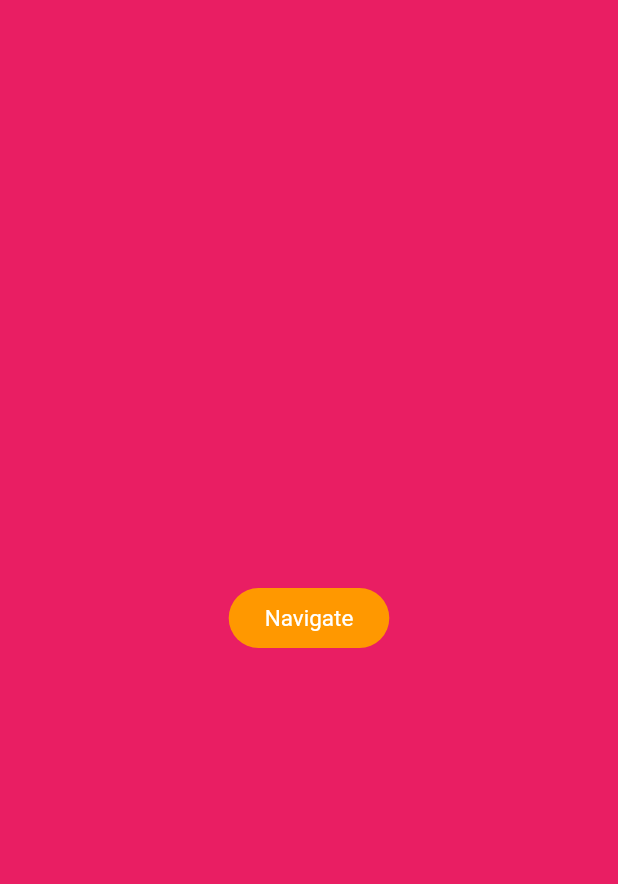
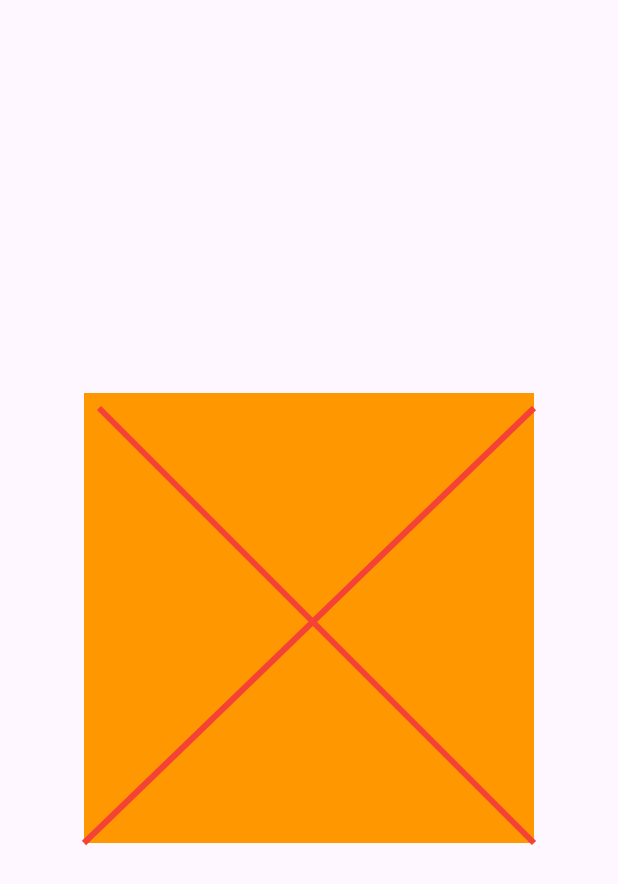
Before and after one commit to cecyours/student_flutter_practice, a Flutter app: the screen it shows after launch, on a phone screen of 412 x 824 dp. Shown: the top 884 px of the screen. Run offline on Flutter 3.47's test engine with Material 3 defaults, Android fonts, the phone set to English and light mode, and no system bars; our stand-ins replace cloud_firestore, dio, firebase_core, firebase_database, flutter_redux, hive_flutter and 4 more; missing offline and left inert: dart:ffi; accounts and stored records are empty.

Commit message:
first commit

```diff
--- a/lib/animation/animated_padding.dart
+++ b/lib/animation/animated_padding.dart
@@ -50,7 +50,9 @@ class _AnimatedPaddingState
                     width: 100,
                     color: Colors.orange,
                   )),
-              AnimatedPadding(
+              Container(
+                color: Colors.pink,
+                child: AnimatedPadding(
                     padding: EdgeInsets.only(bottom: paddingtop3),
                     duration: Duration(seconds: 1),
                     child: Container(
@@ -58,6 +60,7 @@ class _AnimatedPaddingState
                       width: 100,
                       color: Colors.orange,
                     )),
+              ),
             ],
           ),
           // Container(
--- /dev/null
+++ b/lib/animation/custom_painter/basic_lines.dart
@@ -0,0 +1,47 @@
+import 'package:flutter/material.dart';
+
+class MyPainter extends CustomPainter{
+  @override
+  void paint(Canvas canvas, Size size) {
+      Paint paint = Paint()..strokeWidth = 4..color = Colors.red;
+
+      canvas.drawLine(Offset(size.width, size.height), Offset(10, 10), paint);
+      canvas.drawLine(Offset(0 , size.height), Offset(300, 10), paint);
+
+  }
+
+  @override
+  bool shouldRepaint(covariant CustomPainter oldDelegate) {
+    // TODO: implement shouldRepaint
+    return false;
+  }
+
+}
+class BasicLines extends StatefulWidget {
+  const BasicLines({super.key});
+
+  @override
+  State<BasicLines> createState() => _BasicLinesState();
+}
+
+class _BasicLinesState extends State<BasicLines> {
+  @override
+  Widget build(BuildContext context) {
+    return Scaffold(
+        body: Material(
+          child: Center(
+            child: Container(
+              width: 300,
+              height: 300,
+              color: Colors.orange,
+              child: CustomPaint(
+                size: Size(300, 300),
+                    painter: MyPainter(),
+              ),
+            ),
+
+          ),
+        ),
+    );
+  }
+}
--- a/lib/main.dart
+++ b/lib/main.dart
@@ -1,6 +1,7 @@
 import 'package:firebase_core/firebase_core.dart';
 import 'package:flutter/material.dart';
 import 'package:hive_flutter/adapters.dart';
+import 'package:maulesh_flutter_practice/animation/custom_painter/basic_lines.dart';
 import 'package:maulesh_flutter_practice/practice/dio_sqflite_provider_firestore/dio_calling.dart';
 import 'package:maulesh_flutter_practice/practice/dio_sqflite_provider_firestore/provider.dart';
 import 'package:maulesh_flutter_practice/practice/dio_sqflite_provider_firestore/ui.dart';
@@ -12,6 +13,7 @@ import 'package:maulesh_flutter_practice/topics/theme_pratice/professional_theme
 import 'package:maulesh_flutter_practice/topics/transition/basic_one.dart';
 import 'package:provider/provider.dart';
 
+import 'animation/advance.dart';
 import 'animation/advance_animation_loading.dart';
 import 'animation/animated_container.dart';
 import 'animation/animated_padding.dart';
@@ -54,7 +56,7 @@ class MyApp extends StatelessWidget {
         theme: theme,
         darkTheme: darkTheme,
         themeMode: ThemeMode.system,
-        home: BasicOne(),
+        home: BasicLines(),
       ),
     );
   }
```
Also changed, not shown: lib/animation/again_practice.dart (added, +61 -0 lines). Lines whose indentation alone changed are shown as unchanged.
